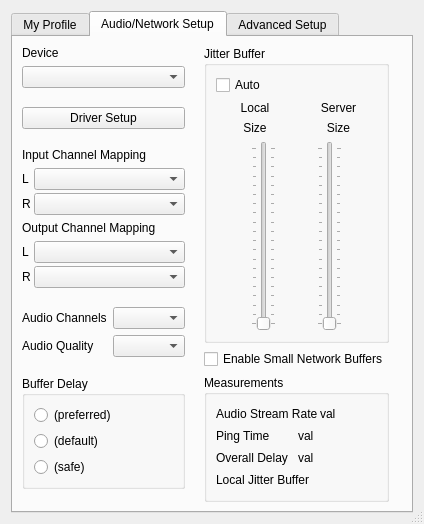
Above: src/clientsettingsdlgbase.ui from jamulussoftware/jamulus before the change. Below: the same form after it.
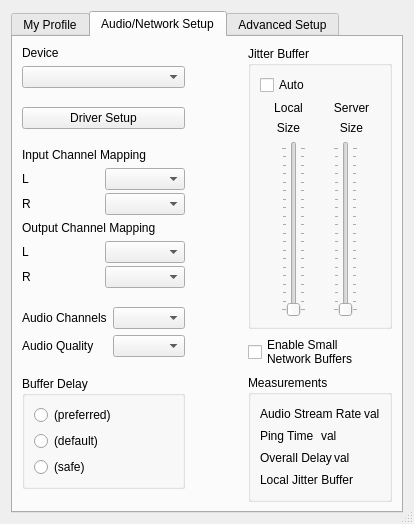
That is the form after the change. Icons and pictures are not drawn. Custom widgets are drawn as their Qt base class.

Commit message:
Allow making Settings window thinner.
- Minimum size showing all text is no longer enforced, the window can be
made thinner, but the text is cut off if needed.
- "Enable Small Network Buffers" now on 2 lines to reduce width.
- the default width shows all text.

```diff
--- a/src/clientsettingsdlgbase.ui
+++ b/src/clientsettingsdlgbase.ui
@@ -23,6 +23,12 @@
   <layout class="QHBoxLayout" name="horizontalLayout_7">
    <item>
     <widget class="QTabWidget" name="tabSettings">
+     <property name="sizePolicy">
+      <sizepolicy hsizetype="Ignored" vsizetype="Preferred">
+       <horstretch>0</horstretch>
+       <verstretch>0</verstretch>
+      </sizepolicy>
+     </property>
      <property name="currentIndex">
       <number>1</number>
      </property>
@@ -413,7 +419,7 @@
                   <item>
                    <widget class="QLabel" name="lblLInChan">
                     <property name="sizePolicy">
-                     <sizepolicy hsizetype="Maximum" vsizetype="Preferred">
+                     <sizepolicy hsizetype="Preferred" vsizetype="Preferred">
                       <horstretch>0</horstretch>
                       <verstretch>0</verstretch>
                      </sizepolicy>
@@ -426,7 +432,7 @@
                   <item>
                    <widget class="QLabel" name="lblRInChan">
                     <property name="sizePolicy">
-                     <sizepolicy hsizetype="Maximum" vsizetype="Preferred">
+                     <sizepolicy hsizetype="Preferred" vsizetype="Preferred">
                       <horstretch>0</horstretch>
                       <verstretch>0</verstretch>
                      </sizepolicy>
@@ -470,7 +476,7 @@
                   <item>
                    <widget class="QLabel" name="lblLOutChan">
                     <property name="sizePolicy">
-                     <sizepolicy hsizetype="Maximum" vsizetype="Preferred">
+                     <sizepolicy hsizetype="Preferred" vsizetype="Preferred">
                       <horstretch>0</horstretch>
                       <verstretch>0</verstretch>
                      </sizepolicy>
@@ -483,7 +489,7 @@
                   <item>
                    <widget class="QLabel" name="lblROutChan">
                     <property name="sizePolicy">
-                     <sizepolicy hsizetype="Maximum" vsizetype="Preferred">
+                     <sizepolicy hsizetype="Preferred" vsizetype="Preferred">
                       <horstretch>0</horstretch>
                       <verstretch>0</verstretch>
                      </sizepolicy>
@@ -650,7 +656,7 @@
            </property>
            <property name="sizeHint" stdset="0">
             <size>
-             <width>13</width>
+             <width>0</width>
              <height>20</height>
             </size>
            </property>
@@ -666,6 +672,12 @@
              <layout class="QVBoxLayout" name="_15">
               <item>
                <widget class="QCheckBox" name="chbAutoJitBuf">
+                <property name="sizePolicy">
+                 <sizepolicy hsizetype="Preferred" vsizetype="Fixed">
+                  <horstretch>0</horstretch>
+                  <verstretch>0</verstretch>
+                 </sizepolicy>
+                </property>
                 <property name="text">
                  <string>Auto</string>
                 </property>
@@ -811,13 +823,14 @@
            <item>
             <widget class="QCheckBox" name="chbEnableOPUS64">
              <property name="sizePolicy">
-              <sizepolicy hsizetype="Expanding" vsizetype="Fixed">
+              <sizepolicy hsizetype="Preferred" vsizetype="Fixed">
                <horstretch>0</horstretch>
                <verstretch>0</verstretch>
               </sizepolicy>
              </property>
              <property name="text">
-              <string>Enable Small Network Buffers</string>
+              <string>Enable Small 
+Network Buffers</string>
              </property>
             </widget>
            </item>
@@ -873,7 +886,7 @@
                   </property>
                   <property name="minimumSize">
                    <size>
-                    <width>50</width>
+                    <width>0</width>
                     <height>20</height>
                    </size>
                   </property>
@@ -908,7 +921,7 @@
                     </property>
                     <property name="minimumSize">
                      <size>
-                      <width>50</width>
+                      <width>0</width>
                       <height>20</height>
                      </size>
                     </property>
@@ -991,7 +1004,7 @@
            </property>
            <property name="sizeHint" stdset="0">
             <size>
-             <width>13</width>
+             <width>0</width>
              <height>20</height>
             </size>
            </property>
```
Left out of the diff: 56 changed lines with no effect on the pictures.
